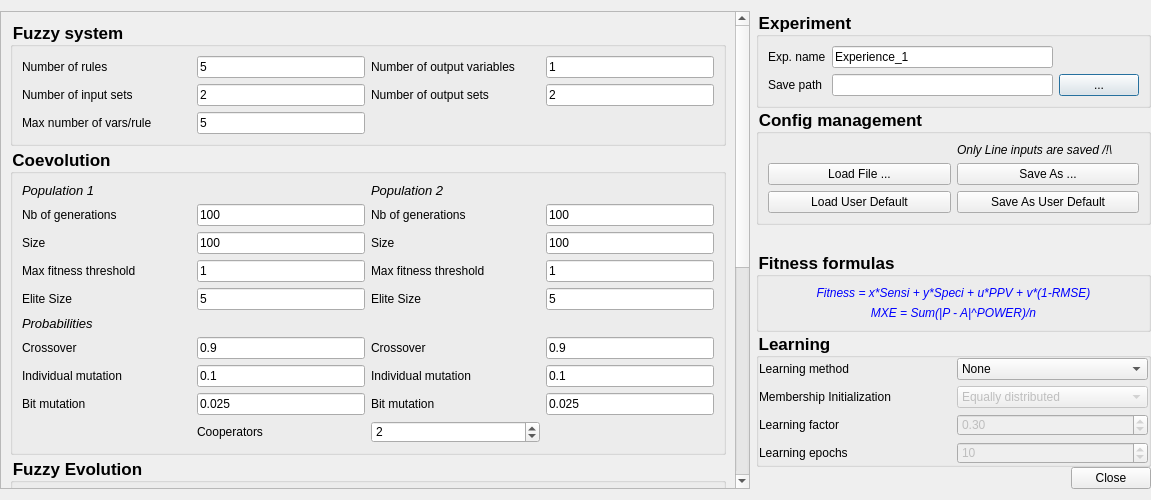
The window that fuge-lc/editparamsdialog.ui (ThibaultSchowing/FUGE-LC) describes before a commit, drawn with Qt 5.
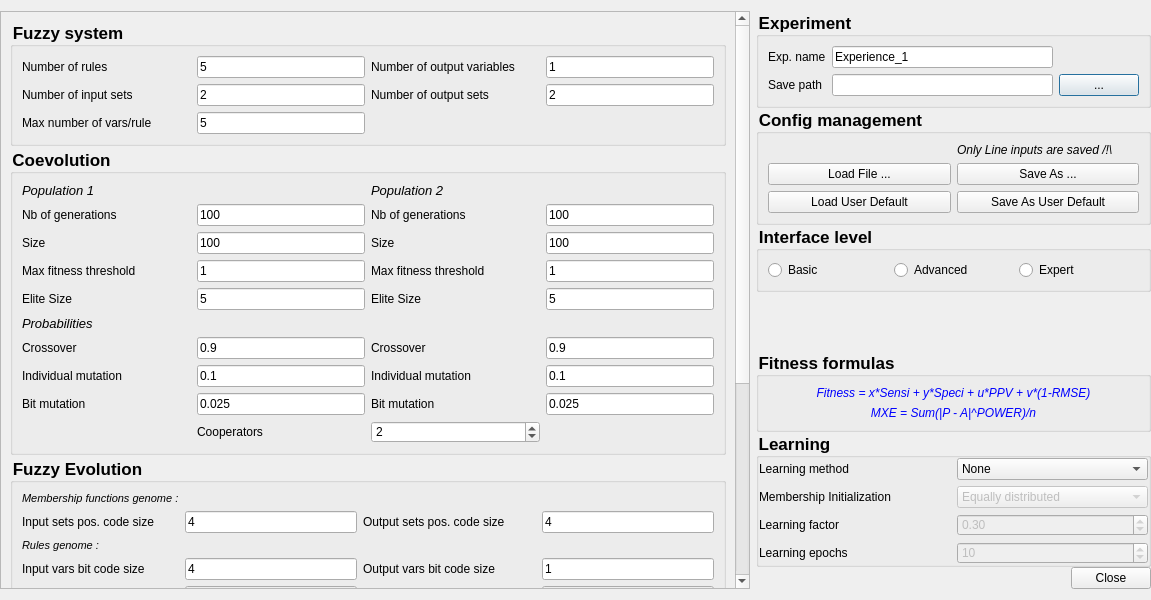
The same window after the commit. Icons and pictures are not drawn.

Commit message: three level parameters

```diff
--- a/fuge-lc/editparamsdialog.ui
+++ b/fuge-lc/editparamsdialog.ui
@@ -10,7 +10,7 @@
     <x>0</x>
     <y>0</y>
     <width>1151</width>
-    <height>500</height>
+    <height>600</height>
    </rect>
   </property>
   <property name="sizePolicy">
@@ -2100,6 +2100,45 @@
        </layout>
       </widget>
      </item>
+     <item>
+      <widget class="QGroupBox" name="groupBox_Level">
+       <property name="styleSheet">
+        <string notr="true">QGroupBox
+{
+	
+	font-size: 13pt;
+    font-weight: bold;
+}
+</string>
+       </property>
+       <property name="title">
+        <string>Interface level</string>
+       </property>
+       <layout class="QHBoxLayout" name="horizontalLayout_2">
+        <item>
+         <widget class="QRadioButton" name="radioButton_basic">
+          <property name="text">
+           <string>Basic</string>
+          </property>
+         </widget>
+        </item>
+        <item>
+         <widget class="QRadioButton" name="radioButton_advanced">
+          <property name="text">
+           <string>Advanced</string>
+          </property>
+         </widget>
+        </item>
+        <item>
+         <widget class="QRadioButton" name="radioButton_expert">
+          <property name="text">
+           <string>Expert</string>
+          </property>
+         </widget>
+        </item>
+       </layout>
+      </widget>
+     </item>
      <item>
       <spacer name="verticalSpacer_4">
        <property name="orientation">
```
Left out of the diff: 20 changed lines with no effect on the pictures. The commit also changes 2 other files.
